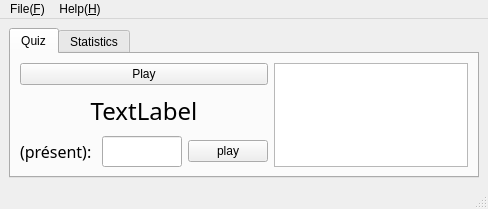
The window that mainwindow.ui (shijie-xu/conj) describes before a commit, drawn with Qt 5.
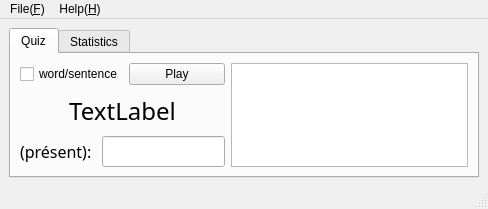
The same window after the commit.

Patch:
```diff
--- a/mainwindow.ui
+++ b/mainwindow.ui
@@ -24,11 +24,23 @@
        <attribute name="title">
         <string>Quiz</string>
        </attribute>
-       <layout class="QHBoxLayout" name="horizontalLayout_6">
+       <layout class="QHBoxLayout" name="horizontalLayout_4">
+        <item>
+         <layout class="QHBoxLayout" name="horizontalLayout_3">
+          <item>
+           <layout class="QVBoxLayout" name="verticalLayout_3">
         <item>
          <layout class="QHBoxLayout" name="horizontalLayout_2">
           <item>
-           <layout class="QVBoxLayout" name="verticalLayout_5">
+               <widget class="QCheckBox" name="chk_word">
+                <property name="text">
+                 <string>word/sentence</string>
+                </property>
+                <property name="checked">
+                 <bool>false</bool>
+                </property>
+               </widget>
+              </item>
             <item>
              <widget class="QPushButton" name="btn_play_word">
               <property name="text">
@@ -36,6 +48,8 @@
               </property>
              </widget>
             </item>
+             </layout>
+            </item>
             <item>
              <layout class="QVBoxLayout" name="verticalLayout_2">
               <item>
@@ -83,13 +97,6 @@
                   </property>
                  </widget>
                 </item>
-                <item>
-                 <widget class="QPushButton" name="btn_play_sent">
-                  <property name="text">
-                   <string>play</string>
-                  </property>
-                 </widget>
-                </item>
                </layout>
               </item>
              </layout>
```
Lines whose indentation alone changed are shown as unchanged.
